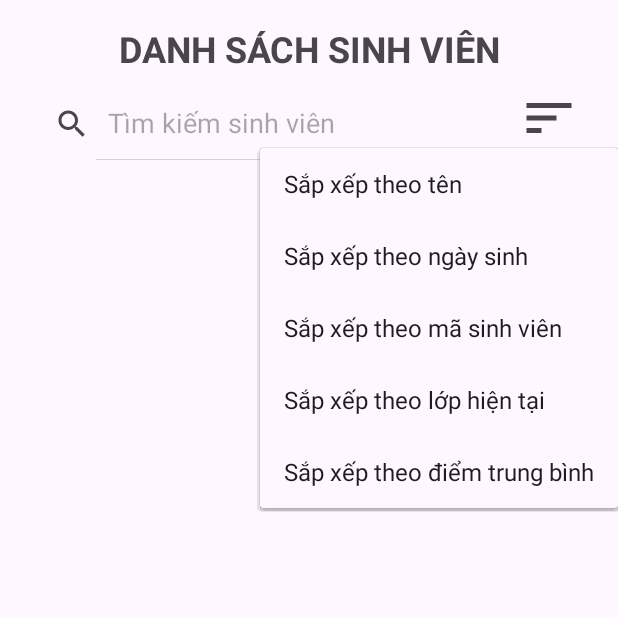
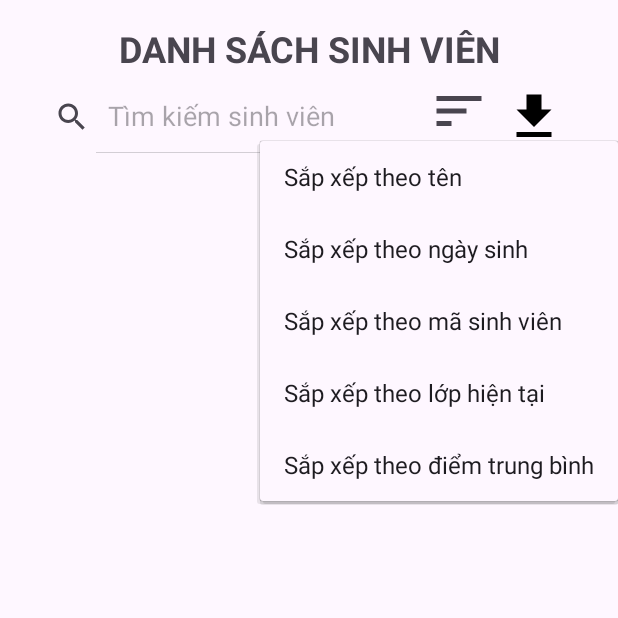
Before and after one commit to InfiniteGosi/student-manager-app, an Android app: the fragment StudentListFragment shown on its own in the app's theme, after a tap on an icon or button, on a phone screen of 412 x 824 dp, the top half of it. Run offline under Robolectric (Android 15) with nearby library versions, the phone set to English and light mode, and no system bars; our stand-ins replace Firebase (no records; nobody signed in at launch, a user with empty details on screens opened directly).

Commit message:
Add files via upload

```diff
--- a/app/src/main/res/layout/fragment_student_list.xml
+++ b/app/src/main/res/layout/fragment_student_list.xml
@@ -25,7 +25,7 @@
             android:id="@+id/linearLayout"
             android:layout_width="match_parent"
             android:layout_height="wrap_content"
-            android:layout_marginTop="10dp"
+            android:layout_marginTop="5dp"
             android:orientation="horizontal">
 
             <SearchView
@@ -42,6 +42,14 @@
                 android:layout_height="wrap_content"
                 android:layout_marginEnd="10dp"
                 android:src="@drawable/sort" />
+
+            <ImageView
+                android:id="@+id/imgDown"
+                android:layout_width="wrap_content"
+                android:layout_height="wrap_content"
+                android:layout_gravity="center"
+                android:layout_marginEnd="20dp"
+                android:src="@drawable/baseline_download_24" />
         </LinearLayout>
 
         <androidx.recyclerview.widget.RecyclerView
```
